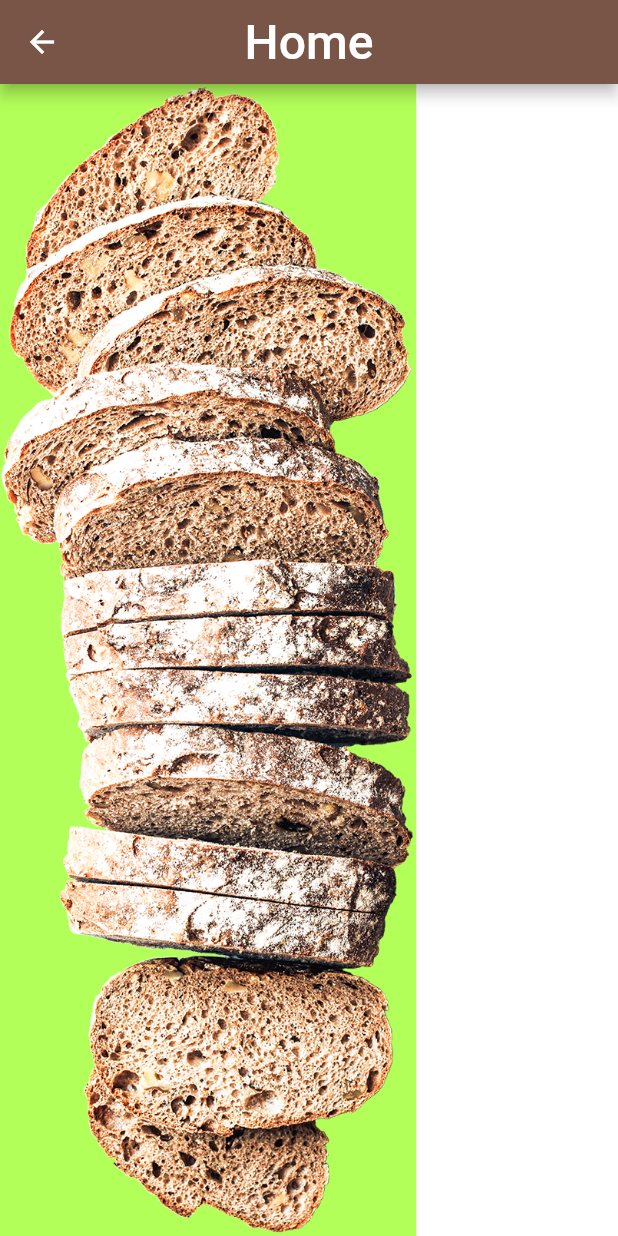
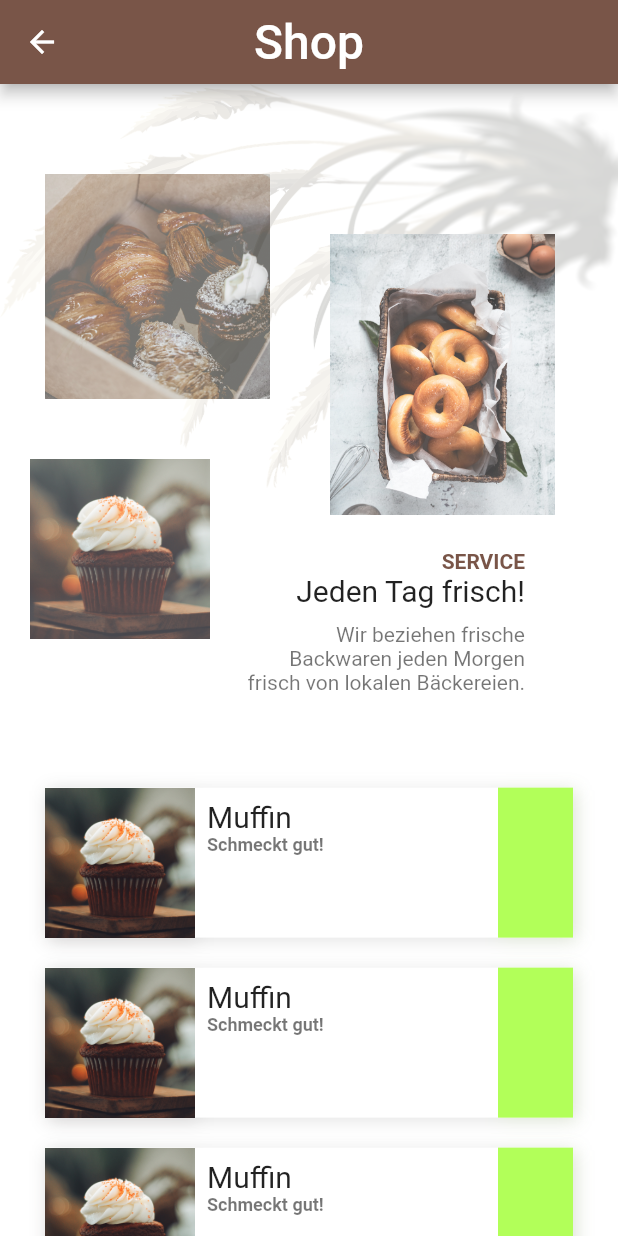
Before and after one commit to nicschittenhelm/baecker-app, a Flutter app: the ShopScreen screen opened directly, on a phone screen of 412 x 824 dp. Run offline on Flutter 3.47's test engine with Material 2 defaults, Android fonts, the phone set to English and light mode, and no system bars; drawn by our look-alikes of simple_shadow; our stand-ins replace google_fonts; missing offline and left inert: indexed.

Commit message:
Finished shop header added function to fill items in ListView

```diff
--- a/lib/screens/ShopItem.dart
+++ b/lib/screens/ShopItem.dart
@@ -1,9 +1,70 @@
 import 'package:flutter/material.dart';
+import 'package:google_fonts/google_fonts.dart';
+import 'package:simple_shadow/simple_shadow.dart';
 
-Widget ShopItem(String imgPath, String titel, String desc) {
-  return Container(
-    width: 50,
-    height: 50,
-    color: Colors.lightGreenAccent,
+
+Widget ShopItem(String imgPath, String title, String desc) {
+  return Padding(
+    padding: const EdgeInsets.symmetric(horizontal: 30, vertical: 10),
+    child: SimpleShadow(
+
+      opacity: 0.2,
+      color: Colors.black54,
+      sigma: 6,
+
+      child: Container(
+        height: 100,
+        color: Colors.white,
+        child: Row(
+          children: [
+            Container(
+              width: 100,
+              height: 100,
+              decoration: BoxDecoration(
+                image: DecorationImage(image: AssetImage(imgPath),),
+              ),
+            ),
+            Expanded(
+              child: Padding(
+                padding: const EdgeInsets.all(8.0),
+                child: Column(
+                  children: [
+                    Align(
+                      alignment: Alignment.bottomLeft,
+                      child: Text(
+                        title,
+                        style: GoogleFonts.patuaOne(
+                            fontSize: 20, color: Colors.black87),
+                        textAlign: TextAlign.left,
+                      ),
+                    ),
+                    Align(
+                      alignment: Alignment.topLeft,
+                      child: Text(
+                        desc,
+                        maxLines: 4,
+                        style: GoogleFonts.roboto(
+                          fontSize: 12,
+                          fontWeight: FontWeight.bold,
+                          color: Colors.black54,
+                        ),
+                        overflow: TextOverflow.ellipsis,
+                      ),
+                    ),
+                  ],
+                ),
+              ),
+            ),
+
+            Container(
+              width: 50,
+              height: 100,
+              decoration: BoxDecoration(color: Colors.lightGreenAccent),
+            ),
+
+          ],
+        ),
+      ),
+    ),
   );
 }
--- a/lib/screens/ShopScreen.dart
+++ b/lib/screens/ShopScreen.dart
@@ -9,29 +9,112 @@ class ShopScreen extends StatelessWidget {
     return Scaffold(
       appBar: AppBar(
         backgroundColor: Colors.brown,
-        title: Text("Home",
-          style:
-          GoogleFonts.patuaOne(
+        title: Text(
+          "Shop",
+          style: GoogleFonts.patuaOne(
               textStyle: TextStyle(
             fontSize: 32,
             color: Colors.white,
-              )
-          ),
+          )),
         ),
         centerTitle: true,
       ),
 
-      body: Container(
-        color: Colors.lightGreenAccent,
-        child: Stack(
+      body: ListView(
+        children: [
+          Stack(
+            clipBehavior: Clip.none,
             children: [
               Positioned(
-              child: Image.asset("lib/assets/bread.png"),
+
+                child: Opacity(
+                    opacity: 0.2,
+                    child: Image.asset("lib/assets/heroBackground.png")),
+              ),
+
+              Positioned(
+                top: 60,
+                left: 30,
+                child: Opacity(
+                  opacity: 0.6,
+                  child: Image.asset("lib/assets/hero2.jpg", width: 150),
+                ),
+              ),
+
+              Positioned(
+                top: 250,
+                left: 20,
+                child: Opacity(
+                    opacity: 0.8,
+                    child: Image.asset("lib/assets/hero1.jpg", width: 120)),
+              ),
+
+              Positioned(
+                top: 100,
+                left: 220,
+                child: Opacity(
+                  opacity: 0.8,
+                  child: Image.asset("lib/assets/hero3.jpg", width: 150),
+                ),
+              ),
+
+              Positioned(
+                top: 310,
+                left: 160,
+                child: Container(
+                  width: 190,
+                  child: Column(
+                    crossAxisAlignment: CrossAxisAlignment.end,
+                    children: [
+                      Text(
+                        "SERVICE",
+                        style: GoogleFonts.roboto(
+                          fontSize: 14,
+                          fontWeight: FontWeight.bold,
+                          color: Colors.brown,
+                        ),
+                        textAlign: TextAlign.right,
+                      ),
+                      Text(
+                        "Jeden Tag frisch!",
+                        style: GoogleFonts.patuaOne(
+                            fontSize: 20, color: Colors.black87),
+                        textAlign: TextAlign.right,
+                      ),
+                      SizedBox(height: 10),
+                      Text(
+                        "Wir beziehen frische Backwaren jeden Morgen frisch von lokalen Bäckereien.",
+                        style: GoogleFonts.roboto(
+                          fontSize: 14,
+                          fontWeight: FontWeight.normal,
+                          color: Colors.black54,
+                        ),
+                        textAlign: TextAlign.right,
                       ),
                     ],
                   ),
+                ),
+              ),
 
+            ],
           ),
+
+          SizedBox(height: 190,),
+
+          ShopItem('lib/assets/hero1.jpg', 'Muffin', 'Schmeckt gut!'),
+          ShopItem('lib/assets/hero1.jpg', 'Muffin', 'Schmeckt gut!'),
+          ShopItem('lib/assets/hero1.jpg', 'Muffin', 'Schmeckt gut!'),
+          ShopItem('lib/assets/hero1.jpg', 'Muffin', 'Schmeckt gut!'),
+          ShopItem('lib/assets/hero1.jpg', 'Muffin', 'Schmeckt gut!'),
+          ShopItem('lib/assets/hero1.jpg', 'Muffin', 'Schmeckt gut!'),
+          ShopItem('lib/assets/hero1.jpg', 'Muffin', 'Schmeckt gut!'),
+
+
+
+        ],
+      ),
+
+
 
     );
   }
--- a/pubspec.yaml
+++ b/pubspec.yaml
@@ -30,6 +30,7 @@ dependencies:
   flutter_svg: ^0.17.4
   google_fonts: ^2.1.0
   indexed: ^0.0.6
+  simple_shadow: ^0.2.0
 
 dev_dependencies:
   flutter_test:
```
Also changed, not shown: lib/assets/heroBackground.png, pubspec.lock. Lines whose indentation alone changed are shown as unchanged.
